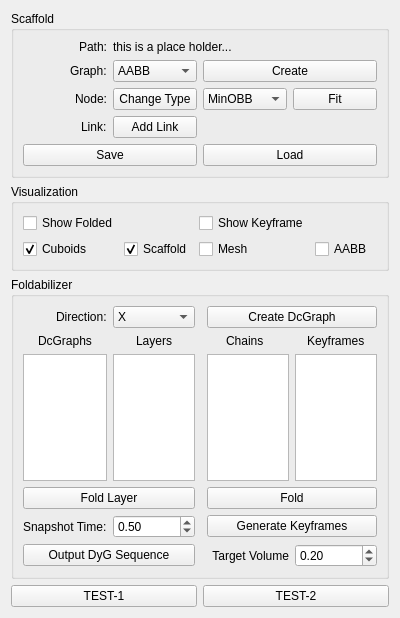
letienhung/fold-hcc, file FoldPlugin/FdWidget.ui: the form before one commit.
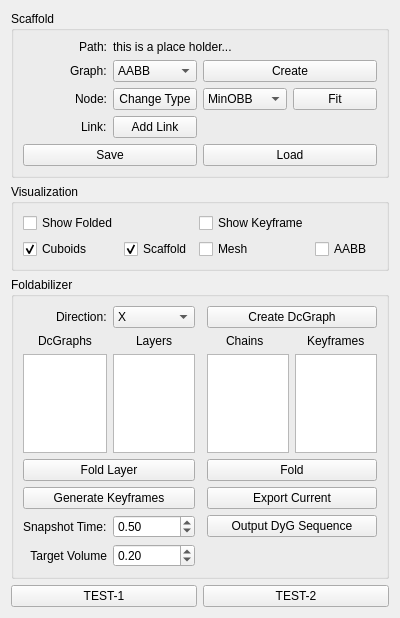
The form after the commit.

Commit message: added teaser chair exported current scaffold(mesh)

The edit to the form file:
```diff
--- a/FoldPlugin/FdWidget.ui
+++ b/FoldPlugin/FdWidget.ui
@@ -266,29 +266,6 @@
       <item row="2" column="3">
        <widget class="QListWidget" name="chainList"/>
       </item>
-      <item row="6" column="4">
-       <widget class="QDoubleSpinBox" name="targetV">
-        <property name="maximum">
-         <double>1.000000000000000</double>
-        </property>
-        <property name="singleStep">
-         <double>0.100000000000000</double>
-        </property>
-        <property name="value">
-         <double>0.200000000000000</double>
-        </property>
-       </widget>
-      </item>
-      <item row="6" column="3">
-       <widget class="QLabel" name="label_5">
-        <property name="text">
-         <string>Target Volume</string>
-        </property>
-        <property name="alignment">
-         <set>Qt::AlignRight|Qt::AlignTrailing|Qt::AlignVCenter</set>
-        </property>
-       </widget>
-      </item>
       <item row="0" column="1">
        <widget class="QComboBox" name="pushDirection">
         <item>
@@ -341,14 +318,7 @@
         </property>
        </widget>
       </item>
-      <item row="5" column="3" colspan="2">
-       <widget class="QPushButton" name="generateKeyframes">
-        <property name="text">
-         <string>Generate Keyframes</string>
-        </property>
-       </widget>
-      </item>
-      <item row="5" column="1">
+      <item row="6" column="1">
        <widget class="QDoubleSpinBox" name="snapshotTime">
         <property name="maximum">
          <double>1.000000000000000</double>
@@ -361,26 +331,63 @@
         </property>
        </widget>
       </item>
-      <item row="5" column="0">
+      <item row="6" column="0">
        <widget class="QLabel" name="label_11">
         <property name="text">
          <string>Snapshot Time:</string>
         </property>
        </widget>
       </item>
-      <item row="6" column="0" colspan="2">
-       <widget class="QPushButton" name="outputDyGSequence">
-        <property name="text">
-         <string>Output DyG Sequence</string>
-        </property>
-       </widget>
-      </item>
       <item row="2" column="0">
        <widget class="QListWidget" name="DcList"/>
       </item>
       <item row="2" column="1">
        <widget class="QListWidget" name="layerList"/>
       </item>
+      <item row="8" column="0">
+       <widget class="QLabel" name="label_5">
+        <property name="text">
+         <string>Target Volume</string>
+        </property>
+        <property name="alignment">
+         <set>Qt::AlignRight|Qt::AlignTrailing|Qt::AlignVCenter</set>
+        </property>
+       </widget>
+      </item>
+      <item row="8" column="1">
+       <widget class="QDoubleSpinBox" name="targetV">
+        <property name="maximum">
+         <double>1.000000000000000</double>
+        </property>
+        <property name="singleStep">
+         <double>0.100000000000000</double>
+        </property>
+        <property name="value">
+         <double>0.200000000000000</double>
+        </property>
+       </widget>
+      </item>
+      <item row="5" column="0" colspan="2">
+       <widget class="QPushButton" name="generateKeyframes">
+        <property name="text">
+         <string>Generate Keyframes</string>
+        </property>
+       </widget>
+      </item>
+      <item row="6" column="3" colspan="2">
+       <widget class="QPushButton" name="outputDyGSequence">
+        <property name="text">
+         <string>Output DyG Sequence</string>
+        </property>
+       </widget>
+      </item>
+      <item row="5" column="3" colspan="2">
+       <widget class="QPushButton" name="exportCurrent">
+        <property name="text">
+         <string>Export Current</string>
+        </property>
+       </widget>
+      </item>
      </layout>
     </widget>
    </item>
```
The commit also changes 29 other files.
